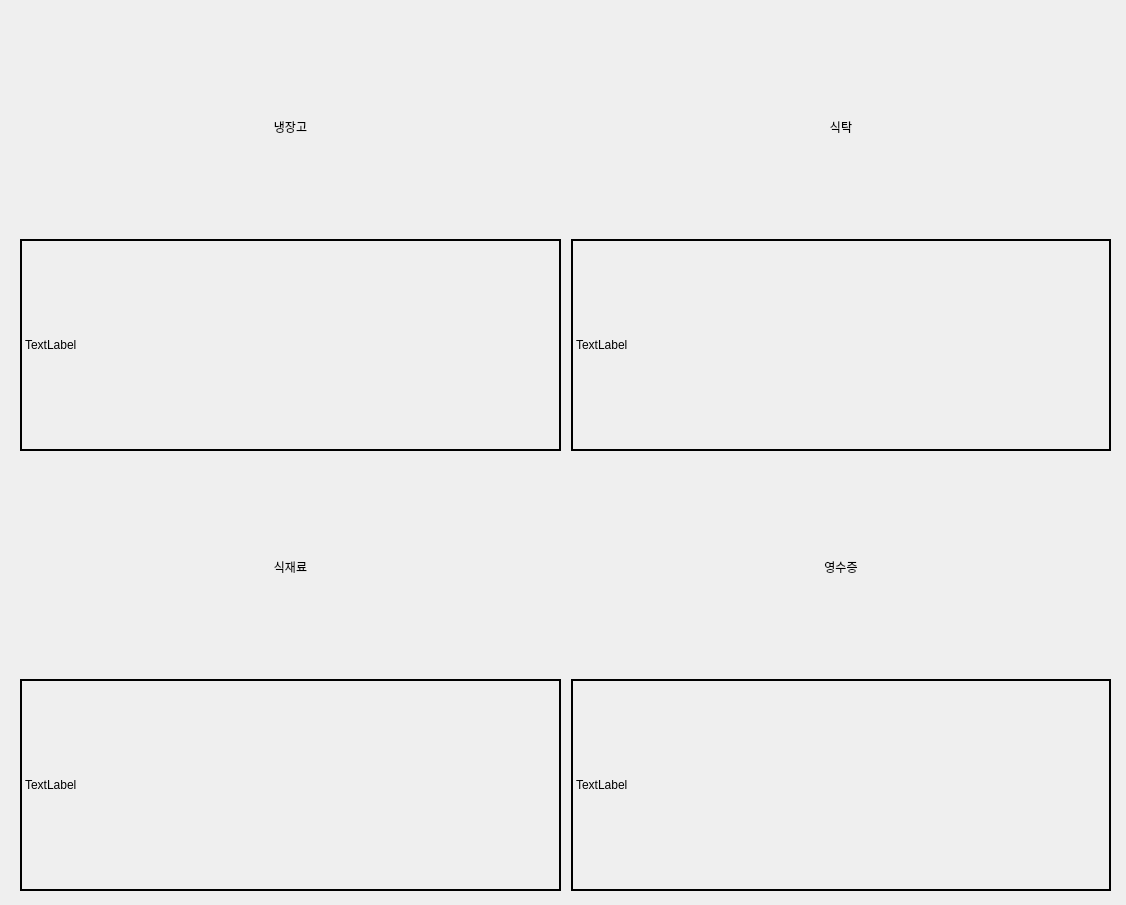
Old version of the form pyqt_part/ref_sys_1.ui in the repository dongwooky/2021-MY-Capstone.
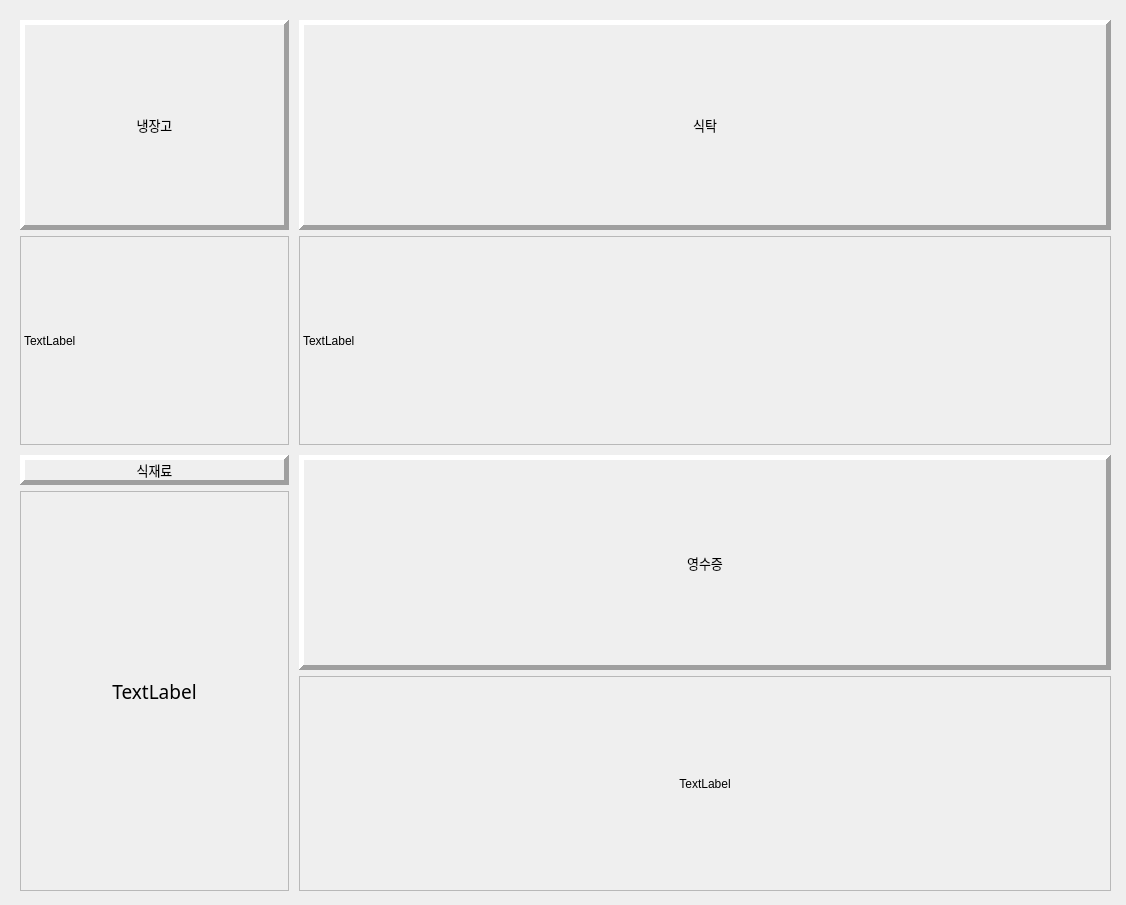
New version of the form.

Patch:
```diff
--- a/pyqt_part/ref_sys_1.ui
+++ b/pyqt_part/ref_sys_1.ui
@@ -33,6 +33,21 @@
       </property>
       <item>
        <widget class="QLabel" name="label_refrigerator_title">
+        <property name="font">
+         <font>
+          <family>HY견고딕</family>
+          <pointsize>10</pointsize>
+         </font>
+        </property>
+        <property name="frameShape">
+         <enum>QFrame::Panel</enum>
+        </property>
+        <property name="frameShadow">
+         <enum>QFrame::Raised</enum>
+        </property>
+        <property name="lineWidth">
+         <number>5</number>
+        </property>
         <property name="text">
          <string>냉장고</string>
         </property>
@@ -42,12 +57,12 @@
        </widget>
       </item>
       <item>
-       <widget class="QLabel" name="label_refrigerator_frame">
+       <widget class="QLabel" name="label_fridge_frame">
         <property name="frameShape">
-         <enum>QFrame::Box</enum>
+         <enum>QFrame::StyledPanel</enum>
         </property>
         <property name="lineWidth">
-         <number>2</number>
+         <number>5</number>
         </property>
         <property name="text">
          <string>TextLabel</string>
@@ -56,6 +71,54 @@
       </item>
      </layout>
     </item>
+    <item row="1" column="1">
+     <layout class="QVBoxLayout" name="verticalLayout_4">
+      <property name="spacing">
+       <number>6</number>
+      </property>
+      <item>
+       <widget class="QLabel" name="label_receipt_title">
+        <property name="font">
+         <font>
+          <family>HY견고딕</family>
+          <pointsize>10</pointsize>
+         </font>
+        </property>
+        <property name="frameShape">
+         <enum>QFrame::Panel</enum>
+        </property>
+        <property name="frameShadow">
+         <enum>QFrame::Raised</enum>
+        </property>
+        <property name="lineWidth">
+         <number>5</number>
+        </property>
+        <property name="text">
+         <string>영수증</string>
+        </property>
+        <property name="alignment">
+         <set>Qt::AlignCenter</set>
+        </property>
+       </widget>
+      </item>
+      <item>
+       <widget class="QLabel" name="label_receipt_frame">
+        <property name="frameShape">
+         <enum>QFrame::StyledPanel</enum>
+        </property>
+        <property name="lineWidth">
+         <number>5</number>
+        </property>
+        <property name="text">
+         <string>TextLabel</string>
+        </property>
+        <property name="alignment">
+         <set>Qt::AlignCenter</set>
+        </property>
+       </widget>
+      </item>
+     </layout>
+    </item>
     <item row="0" column="1">
      <layout class="QVBoxLayout" name="verticalLayout_3">
       <property name="spacing">
@@ -63,6 +126,21 @@
       </property>
       <item>
        <widget class="QLabel" name="label_table_title">
+        <property name="font">
+         <font>
+          <family>HY견고딕</family>
+          <pointsize>10</pointsize>
+         </font>
+        </property>
+        <property name="frameShape">
+         <enum>QFrame::Panel</enum>
+        </property>
+        <property name="frameShadow">
+         <enum>QFrame::Raised</enum>
+        </property>
+        <property name="lineWidth">
+         <number>5</number>
+        </property>
         <property name="text">
          <string>식탁</string>
         </property>
@@ -74,10 +152,10 @@
       <item>
        <widget class="QLabel" name="label_table_frame">
         <property name="frameShape">
-         <enum>QFrame::Box</enum>
+         <enum>QFrame::StyledPanel</enum>
         </property>
         <property name="lineWidth">
-         <number>2</number>
+         <number>5</number>
         </property>
         <property name="text">
          <string>TextLabel</string>
@@ -92,7 +170,22 @@
        <number>6</number>
       </property>
       <item>
-       <widget class="QLabel" name="label_food_title">
+       <widget class="QLabel" name="label">
+        <property name="font">
+         <font>
+          <family>HY견고딕</family>
+          <pointsize>10</pointsize>
+         </font>
+        </property>
+        <property name="frameShape">
+         <enum>QFrame::Panel</enum>
+        </property>
+        <property name="frameShadow">
+         <enum>QFrame::Raised</enum>
+        </property>
+        <property name="lineWidth">
+         <number>5</number>
+        </property>
         <property name="text">
          <string>식재료</string>
         </property>
@@ -106,47 +199,44 @@
         <property name="enabled">
          <bool>true</bool>
         </property>
+        <property name="sizePolicy">
+         <sizepolicy hsizetype="Fixed" vsizetype="Preferred">
+          <horstretch>0</horstretch>
+          <verstretch>0</verstretch>
+         </sizepolicy>
+        </property>
+        <property name="minimumSize">
+         <size>
+          <width>0</width>
+          <height>400</height>
+         </size>
+        </property>
+        <property name="maximumSize">
+         <size>
+          <width>269</width>
+          <height>16777215</height>
+         </size>
+        </property>
+        <property name="font">
+         <font>
+          <family>HY견명조</family>
+          <pointsize>14</pointsize>
+         </font>
+        </property>
         <property name="frameShape">
-         <enum>QFrame::Box</enum>
+         <enum>QFrame::StyledPanel</enum>
         </property>
         <property name="lineWidth">
-         <number>2</number>
+         <number>5</number>
         </property>
         <property name="text">
          <string>TextLabel</string>
-        </property>
-       </widget>
-      </item>
-     </layout>
-    </item>
-    <item row="1" column="1">
-     <layout class="QVBoxLayout" name="verticalLayout_4">
-      <property name="spacing">
-       <number>6</number>
-      </property>
-      <item>
-       <widget class="QLabel" name="label_receipt_title">
-        <property name="text">
-         <string>영수증</string>
         </property>
         <property name="alignment">
          <set>Qt::AlignCenter</set>
         </property>
        </widget>
       </item>
-      <item>
-       <widget class="QLabel" name="label_receipt_frame">
-        <property name="frameShape">
-         <enum>QFrame::Box</enum>
-        </property>
-        <property name="lineWidth">
-         <number>2</number>
-        </property>
-        <property name="text">
-         <string>TextLabel</string>
-        </property>
-       </widget>
-      </item>
      </layout>
     </item>
    </layout>
```
